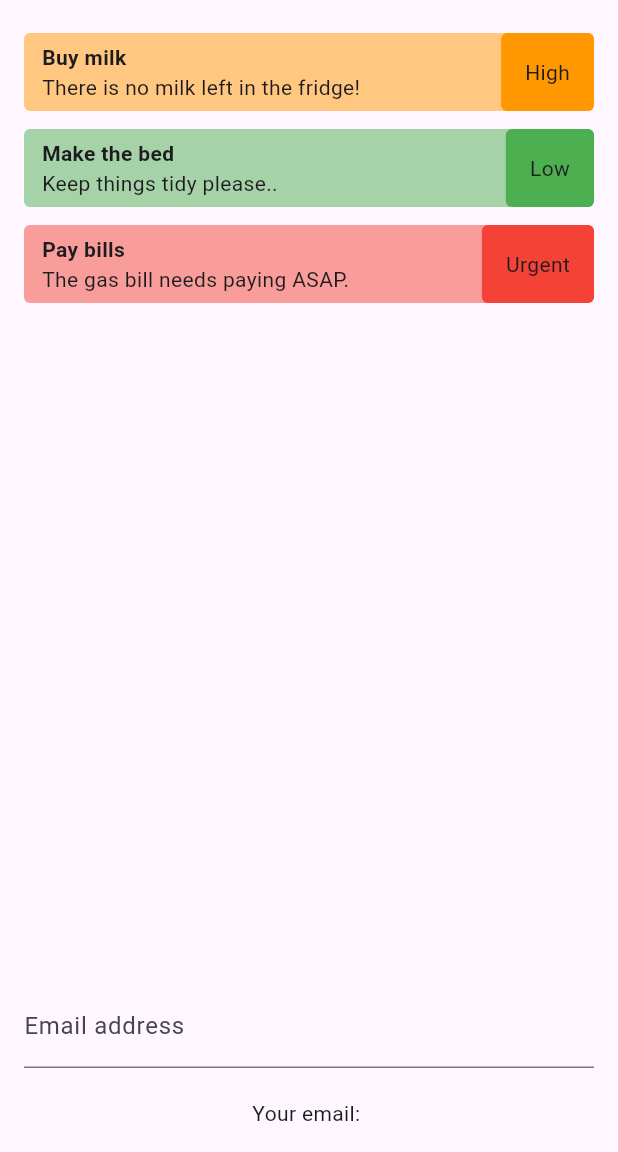
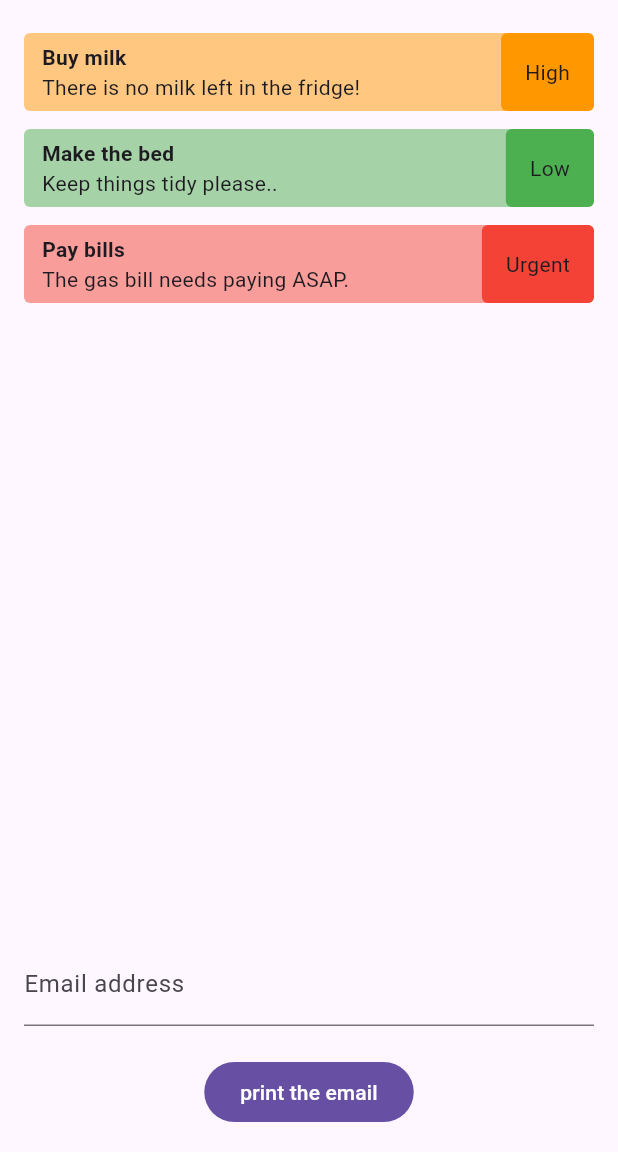
Before and after one commit to ahmadahsins/flutter-forms, a Flutter app: the screen it shows after launch, on a phone screen of 412 x 824 dp, the part 84-1236 px from its top. Run offline on Flutter 3.47's test engine with Material 3 defaults, Android fonts, the phone set to English and light mode, and no system bars.

Commit message:
feat: add text editing controller

```diff
--- a/lib/home.dart
+++ b/lib/home.dart
@@ -10,7 +10,7 @@ class Home extends StatefulWidget {
 }
 
 class _HomeState extends State<Home> {
-  String _email = '';
+  final TextEditingController _emailController = TextEditingController();
 
   final List<Todo> todos = [
     const Todo(
@@ -46,18 +46,18 @@ class _HomeState extends State<Home> {
 
             // form stuff below here
             TextField(
+              controller: _emailController,
               keyboardType: TextInputType.emailAddress,
               decoration: const InputDecoration(label: Text('Email address')),
-              onChanged: (value) {
-                setState(() {
-                  _email = value;
-                });
-              },
             ),
 
             const SizedBox(height: 20),
-
-            Text('Your email: $_email'),
+            FilledButton(
+              onPressed: () {
+                print(_emailController.text);
+              },
+              child: Text('print the email'),
+            ),
           ],
         ),
       ),
```
